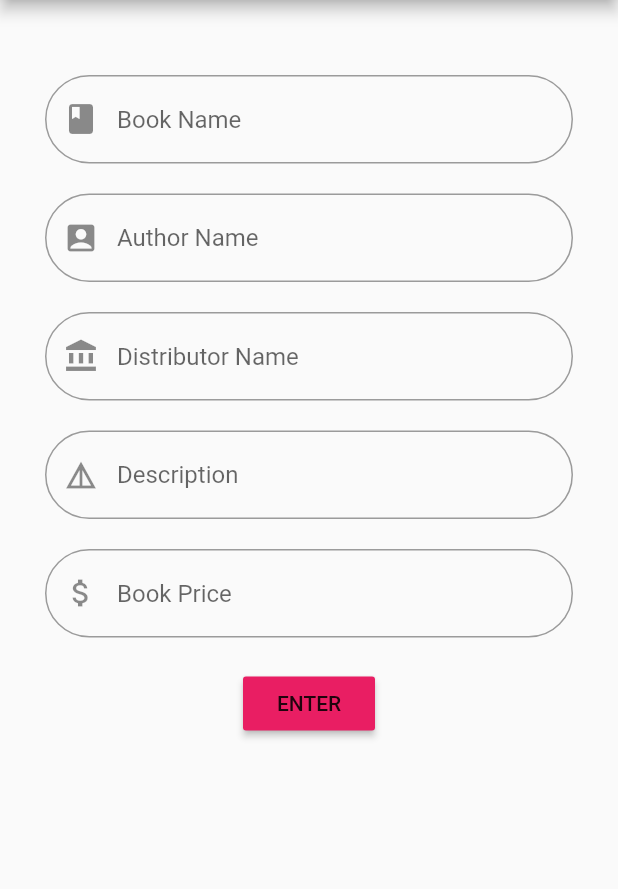
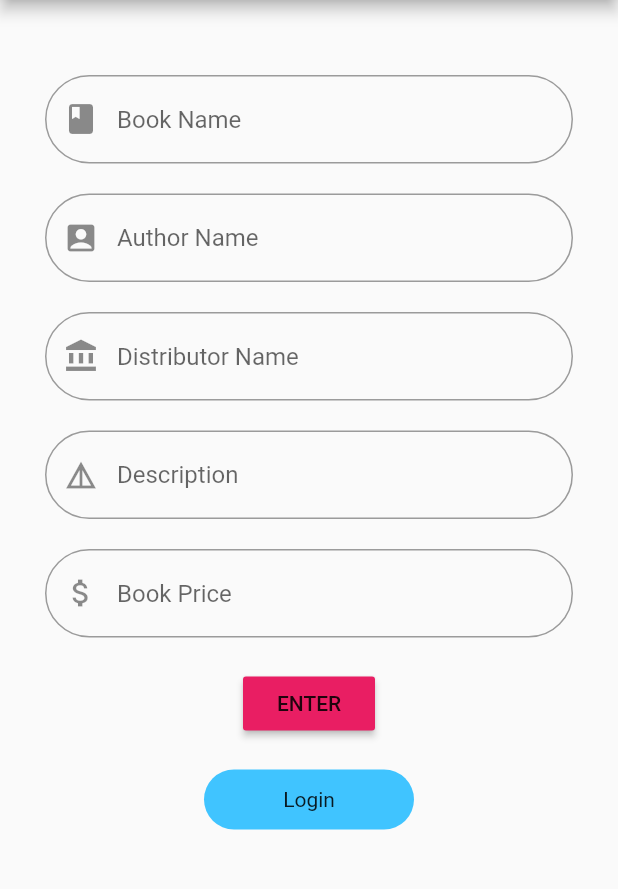
Before and after one commit to ankith1998/library, a Flutter app: the screen it shows after launch, on a phone screen of 412 x 824 dp, the part 84-973 px from its top. Run offline on Flutter 3.47's test engine with Material 2 defaults, Android fonts, the phone set to English and light mode, and no system bars.

Commit message:
container button

```diff
--- a/lib/main.dart
+++ b/lib/main.dart
@@ -95,6 +95,18 @@ class lib extends StatelessWidget {
                     child: Text("ENTER"),
                     color: Colors.pink,
                 ),
+                SizedBox(height: 20.0,),
+                Container(
+                  width: 140.0,
+                  height: 40.0,
+                  decoration: BoxDecoration(
+                    color: Colors.lightBlueAccent,
+                    borderRadius: BorderRadius.circular(40.0),
+                  ),
+
+                  child: Center(child: Text("Login")),
+
+                )
               ],
             ),
 
```
